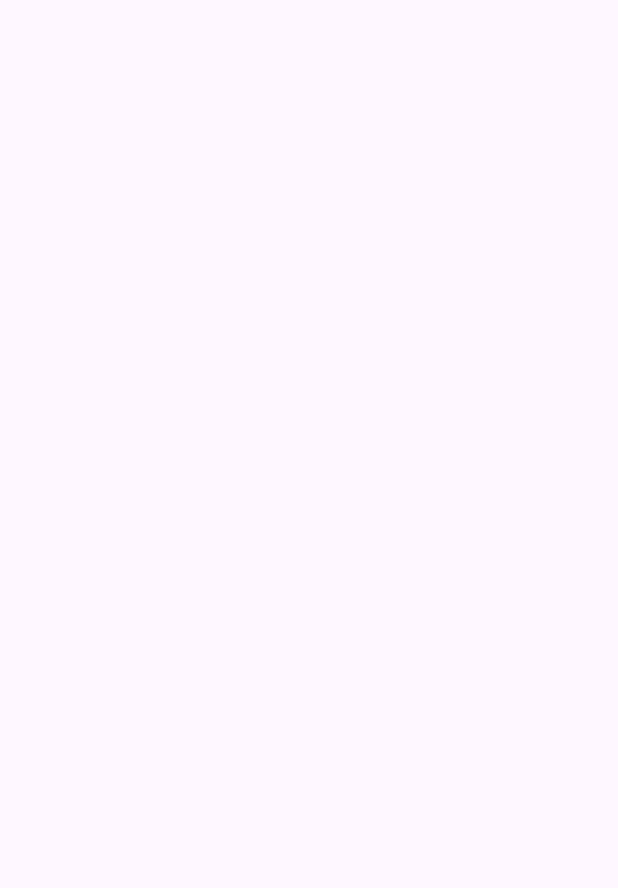
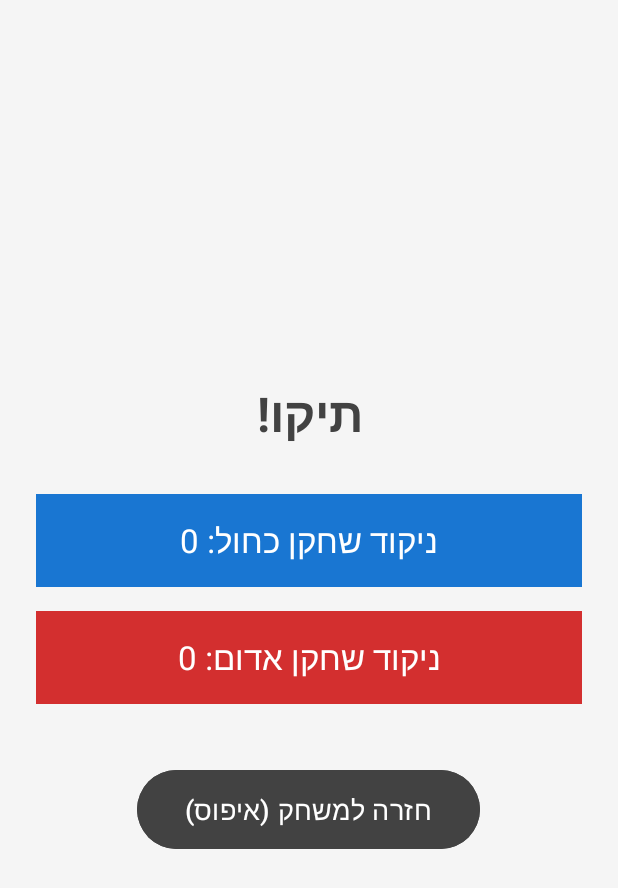
Before and after one commit to hilazohar/Game, an Android app: the ResultsActivity screen opened directly, with no data from a screen before it, on a phone screen of 412 x 824 dp. Before the commit the part shown is empty. Shown: the top 888 px of the screen. Run offline under Robolectric (Android 15) with nearby library versions, the phone set to English and light mode, and no system bars.

Commit message:
commit 3

```diff
--- a/app/src/main/java/com/example/game/ResultsActivity.java
+++ b/app/src/main/java/com/example/game/ResultsActivity.java
@@ -1,24 +1,50 @@
 package com.example.game;
 
+
+import android.content.Intent;
+import android.graphics.Color;
 import android.os.Bundle;
-
-import androidx.activity.EdgeToEdge;
+import android.view.View;
+import android.widget.Button;
+import android.widget.TextView;
 import androidx.appcompat.app.AppCompatActivity;
-import androidx.core.graphics.Insets;
-import androidx.core.view.ViewCompat;
-import androidx.core.view.WindowInsetsCompat;
 
 public class ResultsActivity extends AppCompatActivity {
 
     @Override
     protected void onCreate(Bundle savedInstanceState) {
         super.onCreate(savedInstanceState);
-        EdgeToEdge.enable(this);
         setContentView(R.layout.activity_results);
-        ViewCompat.setOnApplyWindowInsetsListener(findViewById(R.id.main), (v, insets) -> {
-            Insets systemBars = insets.getInsets(WindowInsetsCompat.Type.systemBars());
-            v.setPadding(systemBars.left, systemBars.top, systemBars.right, systemBars.bottom);
-            return insets;
+
+        TextView tvWinner = findViewById(R.id.tvWinner);
+        TextView tvBlueScore = findViewById(R.id.tvBlueScore);
+        TextView tvRedScore = findViewById(R.id.tvRedScore);
+        Button btnBack = findViewById(R.id.btnBack);
+
+        Intent intent = getIntent();
+        int blueScore = intent.getIntExtra("BLUE_SCORE", 0);
+        int redScore = intent.getIntExtra("RED_SCORE", 0);
+
+        tvBlueScore.setText("ניקוד שחקן כחול: " + blueScore);
+        tvRedScore.setText("ניקוד שחקן אדום: " + redScore);
+
+        if (blueScore > redScore) {
+            tvWinner.setText("המנצח: כחול!");
+            tvWinner.setTextColor(Color.parseColor("#1976D2"));
+        } else if (redScore > blueScore) {
+            tvWinner.setText("המנצח: אדום!");
+            tvWinner.setTextColor(Color.parseColor("#D32F2F"));
+        } else {
+            tvWinner.setText("תיקו!");
+            tvWinner.setTextColor(Color.parseColor("#424242"));
+        }
+
+        // חזרה למסך המשחק (שמאפס את הניקוד ב-onResume)
+        btnBack.setOnClickListener(new View.OnClickListener() {
+            @Override
+            public void onClick(View v) {
+                finish();
+            }
         });
     }
 }
--- a/app/src/main/res/layout/activity_results.xml
+++ b/app/src/main/res/layout/activity_results.xml
@@ -1,10 +1,54 @@
 <?xml version="1.0" encoding="utf-8"?>
-<androidx.constraintlayout.widget.ConstraintLayout xmlns:android="http://schemas.android.com/apk/res/android"
-    xmlns:app="http://schemas.android.com/apk/res-auto"
-    xmlns:tools="http://schemas.android.com/tools"
-    android:id="@+id/main"
+<LinearLayout xmlns:android="http://schemas.android.com/apk/res/android"
     android:layout_width="match_parent"
     android:layout_height="match_parent"
-    tools:context=".ResultsActivity">
+    android:orientation="vertical"
+    android:gravity="center"
+    android:padding="24dp"
+    android:background="#F5F5F5">
 
-</androidx.constraintlayout.widget.ConstraintLayout>
+    <TextView
+        android:id="@+id/tvWinner"
+        android:layout_width="wrap_content"
+        android:layout_height="wrap_content"
+        android:text="המנצח הוא..."
+        android:textSize="32sp"
+        android:textStyle="bold"
+        android:layout_marginBottom="32dp" />
+
+    <TextView
+        android:id="@+id/tvBlueScore"
+        android:layout_width="match_parent"
+        android:layout_height="wrap_content"
+        android:padding="16dp"
+        android:gravity="center"
+        android:text="ניקוד כחול: 0"
+        android:textSize="22sp"
+        android:textColor="#FFFFFF"
+        android:background="#1976D2"
+        android:layout_marginBottom="16dp" />
+
+    <TextView
+        android:id="@+id/tvRedScore"
+        android:layout_width="match_parent"
+        android:layout_height="wrap_content"
+        android:padding="16dp"
+        android:gravity="center"
+        android:text="ניקוד אדום: 0"
+        android:textSize="22sp"
+        android:textColor="#FFFFFF"
+        android:background="#D32F2F"
+        android:layout_marginBottom="40dp" />
+
+    <Button
+        android:id="@+id/btnBack"
+        android:layout_width="wrap_content"
+        android:layout_height="wrap_content"
+        android:paddingHorizontal="32dp"
+        android:paddingVertical="14dp"
+        android:text="חזרה למשחק (איפוס)"
+        android:textSize="18sp"
+        android:backgroundTint="#424242"
+        android:textColor="#FFFFFF" />
+
+</LinearLayout>
```
